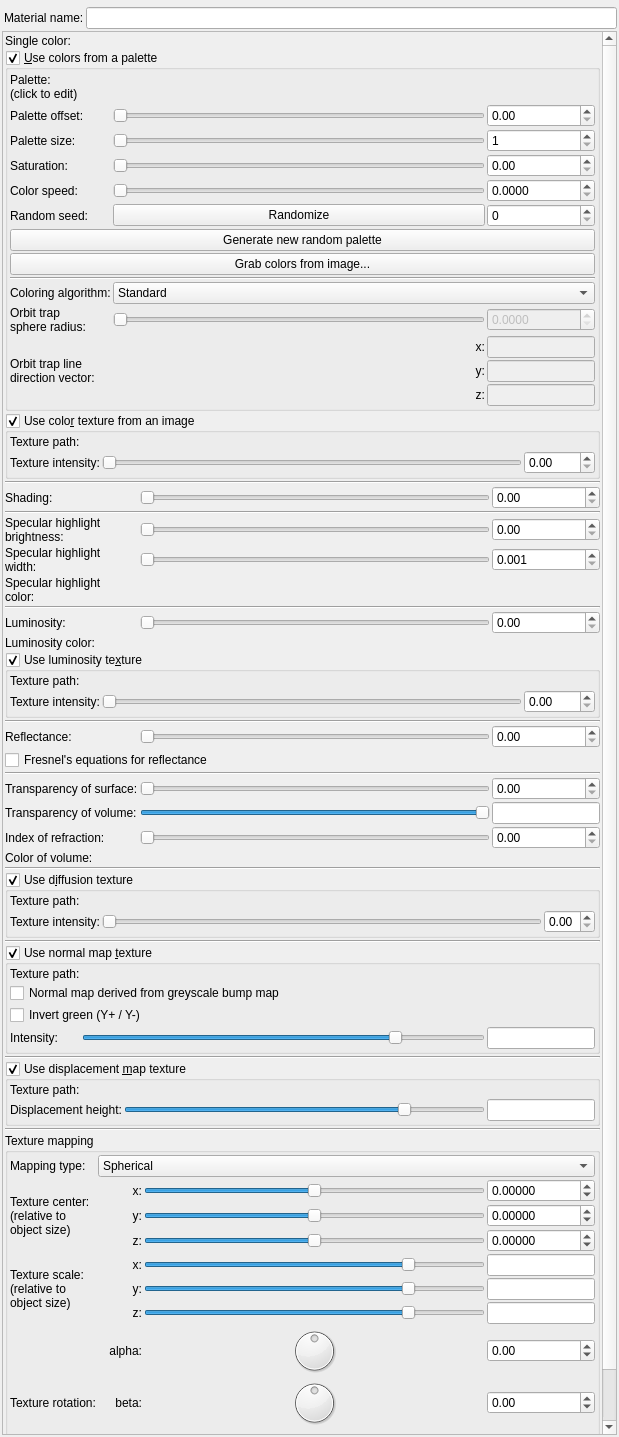
First picture: the form in mandelbulber2/qt/material_editor.ui, repository buddhi1980/mandelbulber2, before the edit.
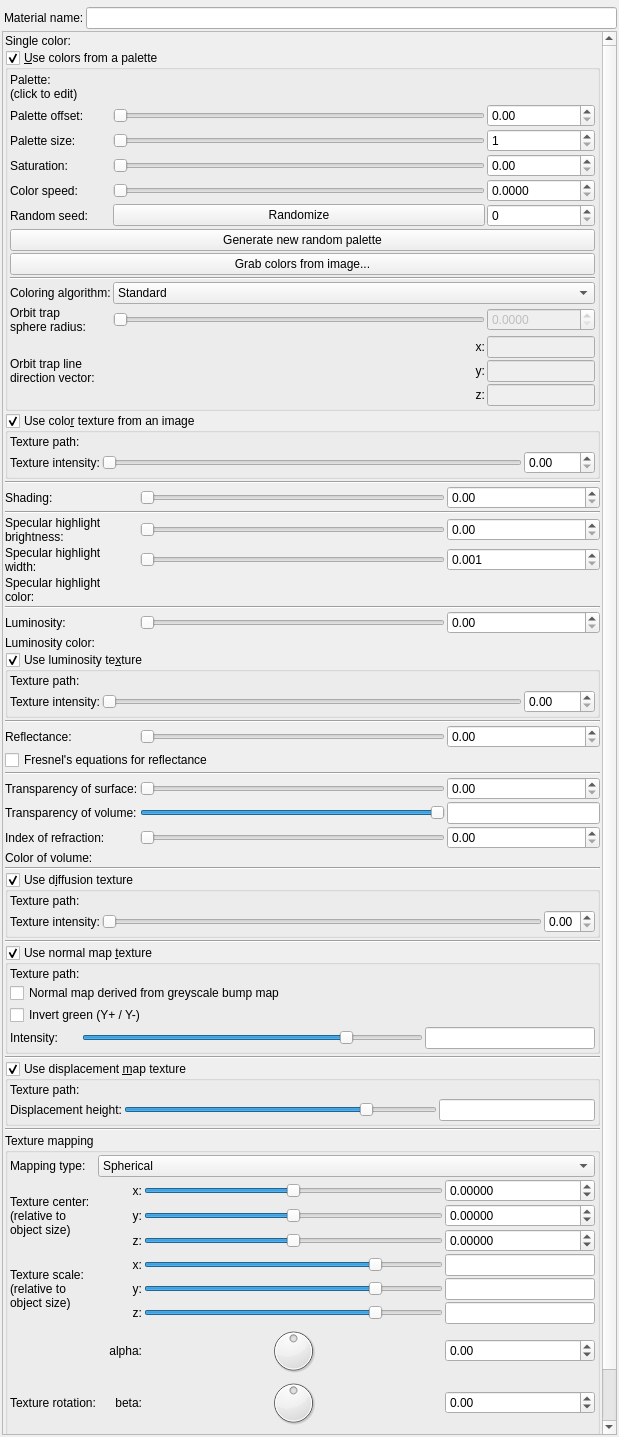
Second picture: the form after the edit. Icons and pictures are not drawn. Custom widgets are drawn as their Qt base class.

Commit message: Fixed bug: Some sliders are jumping under Win 10. There is changed size policy for edit fields. This should solve issue #105

Diff of the .ui file:
```diff
--- a/mandelbulber2/qt/material_editor.ui
+++ b/mandelbulber2/qt/material_editor.ui
@@ -103,7 +103,7 @@
         <number>2</number>
        </property>
        <item>
-        <layout class="QGridLayout" name="gridLayout_11">
+        <layout class="QGridLayout" name="gridLayout_11" columnstretch="0,2,1">
          <property name="spacing">
           <number>2</number>
          </property>
@@ -171,7 +171,7 @@
              <number>2</number>
             </property>
             <item>
-             <layout class="QGridLayout" name="gridLayout_97" rowstretch="0,0">
+             <layout class="QGridLayout" name="gridLayout_97" rowstretch="0,0" columnstretch="0,2,1">
               <property name="spacing">
                <number>2</number>
               </property>
@@ -226,12 +226,6 @@
               </item>
               <item row="1" column="2">
                <widget class="MyLineEdit" name="logedit_displacement_texture_height">
-                <property name="sizePolicy">
-                 <sizepolicy hsizetype="Minimum" vsizetype="Maximum">
-                  <horstretch>0</horstretch>
-                  <verstretch>0</verstretch>
-                 </sizepolicy>
-                </property>
                 <property name="toolTip">
                  <string>&lt;html&gt;&lt;head/&gt;&lt;body&gt;&lt;p&gt;Height of displacement. Height is in the same units as object sizes.&lt;/p&gt;&lt;/body&gt;&lt;/html&gt;</string>
                 </property>
@@ -394,12 +388,6 @@
          </item>
          <item row="19" column="2">
           <widget class="MyLineEdit" name="logedit_transparency_of_interior">
-           <property name="sizePolicy">
-            <sizepolicy hsizetype="Minimum" vsizetype="Maximum">
-             <horstretch>0</horstretch>
-             <verstretch>0</verstretch>
-            </sizepolicy>
-           </property>
            <property name="toolTip">
             <string>&lt;html&gt;&lt;head/&gt;&lt;body&gt;&lt;p&gt;Transparency of fractal interior. Thicker parts of the object will appear less transparent than thinner parts.&lt;/p&gt;&lt;p&gt;To apply this effect, enable ray-traced reflections in &lt;span style=&quot; font-style:italic;&quot;&gt;Raytracing&lt;/span&gt; tab&lt;/p&gt;&lt;p&gt;Examples for yellow color of volume&lt;/p&gt;&lt;table border=&quot;0&quot; style=&quot; margin-top:0px; margin-bottom:0px; margin-left:0px; margin-right:0px;&quot; cellspacing=&quot;2&quot; cellpadding=&quot;0&quot;&gt;&lt;tr&gt;&lt;td&gt;&lt;p&gt;transparency 0.5&lt;/p&gt;&lt;/td&gt;&lt;td&gt;&lt;p&gt;transparency 0.8&lt;/p&gt;&lt;/td&gt;&lt;td&gt;&lt;p&gt;transparency 1.0&lt;/p&gt;&lt;/td&gt;&lt;/tr&gt;&lt;tr&gt;&lt;td&gt;&lt;p&gt;&lt;img src=&quot;:/tooltips/tooltips_images/material - transparency of volume 0.5.jpg&quot;/&gt;&lt;/p&gt;&lt;/td&gt;&lt;td&gt;&lt;p&gt;&lt;img src=&quot;:/tooltips/tooltips_images/material - transparency of volume 0.8.jpg&quot;/&gt;&lt;/p&gt;&lt;/td&gt;&lt;td&gt;&lt;p&gt;&lt;img src=&quot;:/tooltips/tooltips_images/material - transparency of surface 1.0.jpg&quot;/&gt;&lt;/p&gt;&lt;/td&gt;&lt;/tr&gt;&lt;/table&gt;&lt;/body&gt;&lt;/html&gt;</string>
            </property>
@@ -1561,7 +1549,7 @@
              <number>2</number>
             </property>
             <item>
-             <layout class="QGridLayout" name="gridLayout_100" rowstretch="0,0,0,0">
+             <layout class="QGridLayout" name="gridLayout_100" rowstretch="0,0,0,0" columnstretch="0,2,1">
               <property name="spacing">
                <number>2</number>
               </property>
@@ -1594,12 +1582,6 @@
               </item>
               <item row="3" column="2">
                <widget class="MyLineEdit" name="logedit_normal_map_texture_height">
-                <property name="sizePolicy">
-                 <sizepolicy hsizetype="Minimum" vsizetype="Maximum">
-                  <horstretch>0</horstretch>
-                  <verstretch>0</verstretch>
-                 </sizepolicy>
-                </property>
                 <property name="toolTip">
                  <string>&lt;html&gt;&lt;head/&gt;&lt;body&gt;&lt;p&gt;Intensity of bumps.&lt;/p&gt;&lt;/body&gt;&lt;/html&gt;</string>
                 </property>
@@ -1865,7 +1847,7 @@
            <number>2</number>
           </property>
           <item>
-           <layout class="QGridLayout" name="gridLayout_99" rowstretch="0,0,0,0,0,0,0,0,0,0">
+           <layout class="QGridLayout" name="gridLayout_99" rowstretch="0,0,0,0,0,0,0,0,0,0" columnstretch="0,0,2,1">
             <property name="spacing">
              <number>2</number>
             </property>
@@ -2437,12 +2419,6 @@
             </item>
             <item row="4" column="3">
              <widget class="MyLineEdit" name="logvect3_texture_scale_x">
-              <property name="sizePolicy">
-               <sizepolicy hsizetype="Minimum" vsizetype="Maximum">
-                <horstretch>0</horstretch>
-                <verstretch>0</verstretch>
-               </sizepolicy>
-              </property>
               <property name="toolTip">
                <string>&lt;html&gt;&lt;head/&gt;&lt;body&gt;&lt;p&gt;Size of the texture. Size is relative to object size.&lt;/p&gt;&lt;p&gt;Note: object size of fractal object is always 1 x 1 x 1.&lt;/p&gt;&lt;p&gt;Example of changed texture scale [0.3, 0.3, 0.3] &lt;/p&gt;&lt;p&gt;&lt;img src=&quot;:/tooltips/tooltips_images/material - cubic mapping - scaled down.jpg&quot;/&gt;&lt;/p&gt;&lt;/body&gt;&lt;/html&gt;</string>
               </property>
@@ -2450,12 +2426,6 @@
             </item>
             <item row="5" column="3">
              <widget class="MyLineEdit" name="logvect3_texture_scale_y">
-              <property name="sizePolicy">
-               <sizepolicy hsizetype="Minimum" vsizetype="Maximum">
-                <horstretch>0</horstretch>
-                <verstretch>0</verstretch>
-               </sizepolicy>
-              </property>
               <property name="toolTip">
                <string>&lt;html&gt;&lt;head/&gt;&lt;body&gt;&lt;p&gt;Size of the texture. Size is relative to object size.&lt;/p&gt;&lt;p&gt;Note: object size of fractal object is always 1 x 1 x 1.&lt;/p&gt;&lt;p&gt;Example of changed texture scale [0.3, 0.3, 0.3] &lt;/p&gt;&lt;p&gt;&lt;img src=&quot;:/tooltips/tooltips_images/material - cubic mapping - scaled down.jpg&quot;/&gt;&lt;/p&gt;&lt;/body&gt;&lt;/html&gt;</string>
               </property>
@@ -2463,12 +2433,6 @@
             </item>
             <item row="6" column="3">
              <widget class="MyLineEdit" name="logvect3_texture_scale_z">
-              <property name="sizePolicy">
-               <sizepolicy hsizetype="Minimum" vsizetype="Maximum">
-                <horstretch>0</horstretch>
-                <verstretch>0</verstretch>
-               </sizepolicy>
-              </property>
               <property name="toolTip">
                <string>&lt;html&gt;&lt;head/&gt;&lt;body&gt;&lt;p&gt;Size of the texture. Size is relative to object size.&lt;/p&gt;&lt;p&gt;Note: object size of fractal object is always 1 x 1 x 1.&lt;/p&gt;&lt;p&gt;Example of changed texture scale [0.3, 0.3, 0.3] &lt;/p&gt;&lt;p&gt;&lt;img src=&quot;:/tooltips/tooltips_images/material - cubic mapping - scaled down.jpg&quot;/&gt;&lt;/p&gt;&lt;/body&gt;&lt;/html&gt;</string>
               </property>
```
The commit also changes 1 other file.
